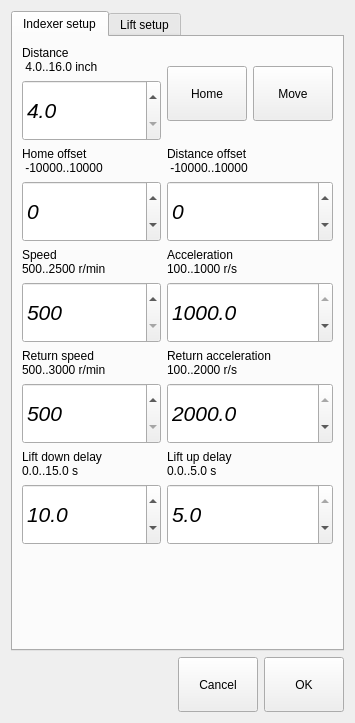
This is indexersettingdialog.ui in mishkoLitvin/L_Aries-progect as Qt 5 draws it before an edit. The edited form follows.
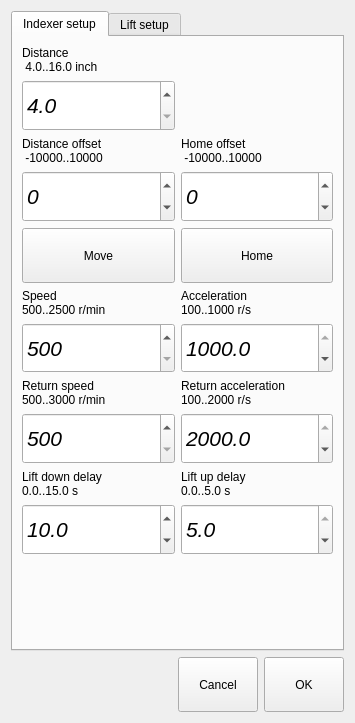
This is the edited form. Icons and pictures are not drawn.

Commit message: Buttons and numbers moving functions added.

Patch:
```diff
--- a/indexersettingdialog.ui
+++ b/indexersettingdialog.ui
@@ -83,7 +83,7 @@
          </item>
         </layout>
        </item>
-       <item row="4" column="1">
+       <item row="5" column="1">
         <layout class="QVBoxLayout" name="verticalLayout_15" stretch="1,10">
          <item>
           <widget class="QLabel" name="label_12">
@@ -132,53 +132,7 @@
          </item>
         </layout>
        </item>
-       <item row="1" column="1">
-        <layout class="QVBoxLayout" name="verticalLayout_9" stretch="1,10">
-         <item>
-          <widget class="QLabel" name="labelH3">
-           <property name="text">
-            <string>Distance offset 
- -10000..10000</string>
-           </property>
-          </widget>
-         </item>
-         <item>
-          <widget class="QDoubleSpinBox" name="spinBoxIndexDistanceOffcet">
-           <property name="sizePolicy">
-            <sizepolicy hsizetype="Minimum" vsizetype="Expanding">
-             <horstretch>0</horstretch>
-             <verstretch>0</verstretch>
-            </sizepolicy>
-           </property>
-           <property name="minimumSize">
-            <size>
-             <width>0</width>
-             <height>45</height>
-            </size>
-           </property>
-           <property name="font">
-            <font>
-             <pointsize>16</pointsize>
-             <italic>true</italic>
-            </font>
-           </property>
-           <property name="decimals">
-            <number>0</number>
-           </property>
-           <property name="minimum">
-            <double>-10000.000000000000000</double>
-           </property>
-           <property name="maximum">
-            <double>10000.000000000000000</double>
-           </property>
-           <property name="singleStep">
-            <double>100.000000000000000</double>
-           </property>
-          </widget>
-         </item>
-        </layout>
-       </item>
-       <item row="2" column="0">
+       <item row="3" column="0">
         <layout class="QVBoxLayout" name="verticalLayout_10" stretch="1,10">
          <item>
           <widget class="QLabel" name="label_7">
@@ -224,7 +178,7 @@
          </item>
         </layout>
        </item>
-       <item row="4" column="0">
+       <item row="5" column="0">
         <layout class="QVBoxLayout" name="verticalLayout_14" stretch="1,10">
          <item>
           <widget class="QLabel" name="label_11">
@@ -273,7 +227,7 @@
          </item>
         </layout>
        </item>
-       <item row="2" column="1">
+       <item row="3" column="1">
         <layout class="QVBoxLayout" name="verticalLayout_12" stretch="1,10">
          <item>
           <widget class="QLabel" name="label_9">
@@ -322,53 +276,7 @@
          </item>
         </layout>
        </item>
-       <item row="1" column="0">
-        <layout class="QVBoxLayout" name="verticalLayout_8" stretch="1,10">
-         <item>
-          <widget class="QLabel" name="labelH2">
-           <property name="text">
-            <string>Home offset 
- -10000..10000</string>
-           </property>
-          </widget>
-         </item>
-         <item>
-          <widget class="QDoubleSpinBox" name="spinBoxIndexHomeOffset">
-           <property name="sizePolicy">
-            <sizepolicy hsizetype="Minimum" vsizetype="Expanding">
-             <horstretch>0</horstretch>
-             <verstretch>0</verstretch>
-            </sizepolicy>
-           </property>
-           <property name="minimumSize">
-            <size>
-             <width>0</width>
-             <height>45</height>
-            </size>
-           </property>
-           <property name="font">
-            <font>
-             <pointsize>16</pointsize>
-             <italic>true</italic>
-            </font>
-           </property>
-           <property name="decimals">
-            <number>0</number>
-           </property>
-           <property name="minimum">
-            <double>-10000.000000000000000</double>
-           </property>
-           <property name="maximum">
-            <double>10000.000000000000000</double>
-           </property>
-           <property name="singleStep">
-            <double>100.000000000000000</double>
-           </property>
-          </widget>
-         </item>
-        </layout>
-       </item>
-       <item row="3" column="0">
+       <item row="4" column="0">
         <layout class="QVBoxLayout" name="verticalLayout_11" stretch="1,10">
          <item>
           <widget class="QLabel" name="label_8">
@@ -414,7 +322,7 @@
          </item>
         </layout>
        </item>
-       <item row="3" column="1">
+       <item row="4" column="1">
         <layout class="QVBoxLayout" name="verticalLayout_13" stretch="1,10">
          <item>
           <widget class="QLabel" name="label_10">
@@ -463,37 +371,7 @@
          </item>
         </layout>
        </item>
-       <item row="0" column="1">
-        <layout class="QHBoxLayout" name="horizontalLayout_3">
-         <item>
-          <widget class="QPushButton" name="pushButton_3">
-           <property name="minimumSize">
-            <size>
-             <width>65</width>
-             <height>55</height>
-            </size>
-           </property>
-           <property name="text">
-            <string>Home</string>
-           </property>
-          </widget>
-         </item>
-         <item>
-          <widget class="QPushButton" name="pushButton_4">
-           <property name="minimumSize">
-            <size>
-             <width>65</width>
-             <height>55</height>
-            </size>
-           </property>
-           <property name="text">
-            <string>Move</string>
-           </property>
-          </widget>
-         </item>
-        </layout>
-       </item>
-       <item row="5" column="0">
+       <item row="6" column="0">
         <spacer name="verticalSpacer">
          <property name="orientation">
           <enum>Qt::Vertical</enum>
@@ -506,6 +384,124 @@
          </property>
         </spacer>
        </item>
+       <item row="1" column="1">
+        <layout class="QVBoxLayout" name="verticalLayout_8" stretch="1,10">
+         <item>
+          <widget class="QLabel" name="labelH2">
+           <property name="text">
+            <string>Home offset 
+ -10000..10000</string>
+           </property>
+          </widget>
+         </item>
+         <item>
+          <widget class="QDoubleSpinBox" name="spinBoxIndexHomeOffset">
+           <property name="sizePolicy">
+            <sizepolicy hsizetype="Minimum" vsizetype="Expanding">
+             <horstretch>0</horstretch>
+             <verstretch>0</verstretch>
+            </sizepolicy>
+           </property>
+           <property name="minimumSize">
+            <size>
+             <width>0</width>
+             <height>45</height>
+            </size>
+           </property>
+           <property name="font">
+            <font>
+             <pointsize>16</pointsize>
+             <italic>true</italic>
+            </font>
+           </property>
+           <property name="decimals">
+            <number>0</number>
+           </property>
+           <property name="minimum">
+            <double>-10000.000000000000000</double>
+           </property>
+           <property name="maximum">
+            <double>10000.000000000000000</double>
+           </property>
+           <property name="singleStep">
+            <double>100.000000000000000</double>
+           </property>
+          </widget>
+         </item>
+        </layout>
+       </item>
+       <item row="1" column="0">
+        <layout class="QVBoxLayout" name="verticalLayout_9" stretch="1,10">
+         <item>
+          <widget class="QLabel" name="labelH3">
+           <property name="text">
+            <string>Distance offset 
+ -10000..10000</string>
+           </property>
+          </widget>
+         </item>
+         <item>
+          <widget class="QDoubleSpinBox" name="spinBoxIndexDistanceOffcet">
+           <property name="sizePolicy">
+            <sizepolicy hsizetype="Minimum" vsizetype="Expanding">
+             <horstretch>0</horstretch>
+             <verstretch>0</verstretch>
+            </sizepolicy>
+           </property>
+           <property name="minimumSize">
+            <size>
+             <width>0</width>
+             <height>45</height>
+            </size>
+           </property>
+           <property name="font">
+            <font>
+             <pointsize>16</pointsize>
+             <italic>true</italic>
+            </font>
+           </property>
+           <property name="decimals">
+            <number>0</number>
+           </property>
+           <property name="minimum">
+            <double>-10000.000000000000000</double>
+           </property>
+           <property name="maximum">
+            <double>10000.000000000000000</double>
+           </property>
+           <property name="singleStep">
+            <double>100.000000000000000</double>
+           </property>
+          </widget>
+         </item>
+        </layout>
+       </item>
+       <item row="2" column="1">
+        <widget class="QPushButton" name="pButtonIndexHome">
+         <property name="minimumSize">
+          <size>
+           <width>65</width>
+           <height>55</height>
+          </size>
+         </property>
+         <property name="text">
+          <string>Home</string>
+         </property>
+        </widget>
+       </item>
+       <item row="2" column="0">
+        <widget class="QPushButton" name="pButtonIndexMove">
+         <property name="minimumSize">
+          <size>
+           <width>65</width>
+           <height>55</height>
+          </size>
+         </property>
+         <property name="text">
+          <string>Move</string>
+         </property>
+        </widget>
+       </item>
       </layout>
      </widget>
      <widget class="QWidget" name="LiftTab">
```
Left out of the diff: 140 changed lines with no effect on the pictures. The commit also changes 10 other files.
